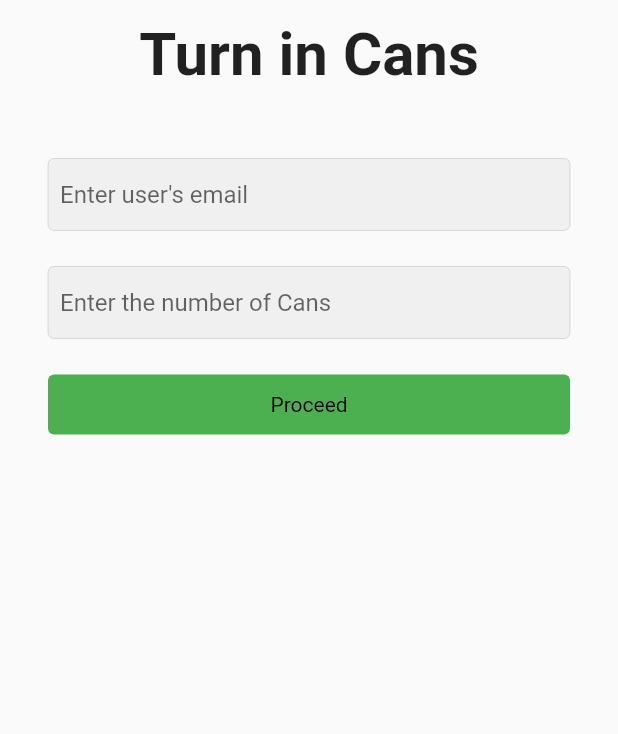
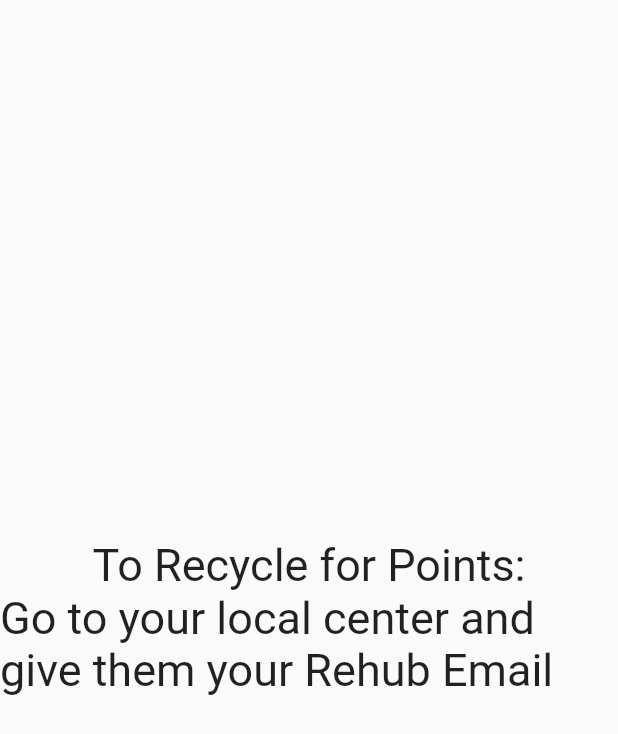
Before and after one commit to rukasuamarike/RecycleHub, a Flutter app: the TurnCans screen opened directly, on a phone screen of 412 x 824 dp. Shown: the top 734 px of the screen. Run offline on Flutter 3.47's test engine with Material 2 defaults, Android fonts, the phone set to English and light mode, and no system bars; our stand-ins replace cloud_firestore, firebase_auth, firebase_core; missing offline and left inert: dart:html; accounts and stored records are empty; statements that could not run were skipped.

Commit message:
turn in cans user side

```diff
--- a/lib/screens/turn_cans.dart
+++ b/lib/screens/turn_cans.dart
@@ -1,6 +1,7 @@
 import 'package:cloud_firestore/cloud_firestore.dart';
 import 'package:firebase_auth/firebase_auth.dart';
 import 'package:flutter/material.dart';
+import 'package:provider/provider.dart';
 import 'package:recyclehub/screens/turn_cans.dart';
 
 import '../widgets/text_field_input.dart';
@@ -44,9 +45,11 @@ class _TurnCansState extends State<TurnCans> {
 
   @override
   Widget build(BuildContext context) {
+    UserData userData = Provider.of<UserData>(context);
     return Scaffold(
         body: Center(
-            child: Container(
+            child: userData.crvauth
+                ? Container(
                     padding: const EdgeInsets.symmetric(horizontal: 32),
                     width: MediaQuery.of(context).size.width > 500
                         ? 500
@@ -54,11 +57,13 @@ class _TurnCansState extends State<TurnCans> {
                     child: Column(
                         crossAxisAlignment: CrossAxisAlignment.center,
                         children: [
-                      SizedBox(height: MediaQuery.of(context).size.width / 32),
+                          SizedBox(
+                              height: MediaQuery.of(context).size.width / 32),
                           const Text("Turn in Cans",
                               style: TextStyle(
                                   fontSize: 40, fontWeight: FontWeight.bold)),
-                      SizedBox(height: MediaQuery.of(context).size.width / 9),
+                          SizedBox(
+                              height: MediaQuery.of(context).size.width / 9),
                           //text field for email
                           TextFieldInput(
                               textEditingController: _emailController,
@@ -78,11 +83,12 @@ class _TurnCansState extends State<TurnCans> {
                             child: Container(
                                 width: double.infinity,
                                 alignment: Alignment.center,
-                            padding: const EdgeInsets.symmetric(vertical: 12),
+                                padding:
+                                    const EdgeInsets.symmetric(vertical: 12),
                                 decoration: const ShapeDecoration(
                                     shape: RoundedRectangleBorder(
-                                    borderRadius:
-                                        BorderRadius.all(Radius.circular(4))),
+                                        borderRadius: BorderRadius.all(
+                                            Radius.circular(4))),
                                     color: Colors.green),
                                 child: _isLoading
                                     ? const Center(
@@ -96,7 +102,23 @@ class _TurnCansState extends State<TurnCans> {
                           ),
                           const SizedBox(height: 12),
                           Flexible(child: Container(), flex: 2),
-                    ]))));
+                        ]))
+                : Container(
+                    child: Column(
+                      children: [
+                        Spacer(),
+                        Text(
+                          "To Recycle for Points:",
+                          style: TextStyle(fontSize: 30),
+                        ),
+                        Text(
+                          "Go to your local center and give them your Rehub Email",
+                          style: TextStyle(fontSize: 30),
+                        ),
+                        Spacer()
+                      ],
+                    ),
+                  )));
     //return const Placeholder();
   }
 }
--- a/lib/screens/user_signup_screen.dart
+++ b/lib/screens/user_signup_screen.dart
@@ -43,7 +43,8 @@ class _UserSignUpScreenState extends State<UserSignUpScreen> {
                       totalCans: 0,
                       defaultCenter: "",
                       defaultZip: 0,
-                      email: _emailController.text)
+                      email: _emailController.text,
+                      crvauth: false)
                   .toJson()));
     }
   }
```
Lines whose indentation alone changed are shown as unchanged.
